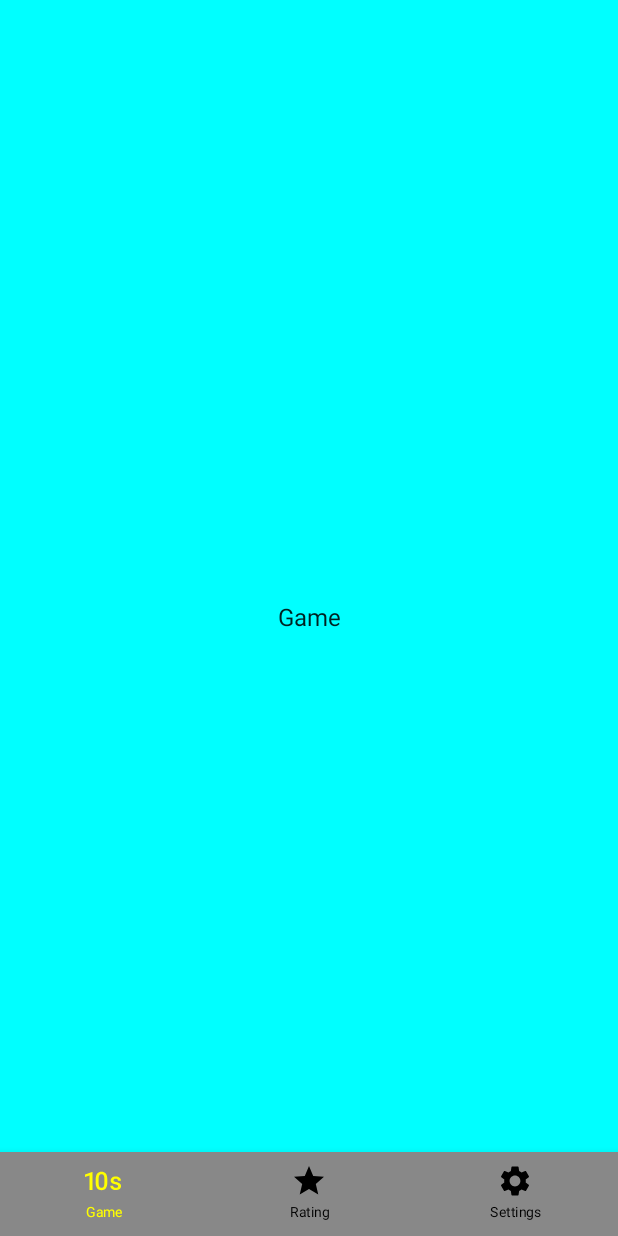
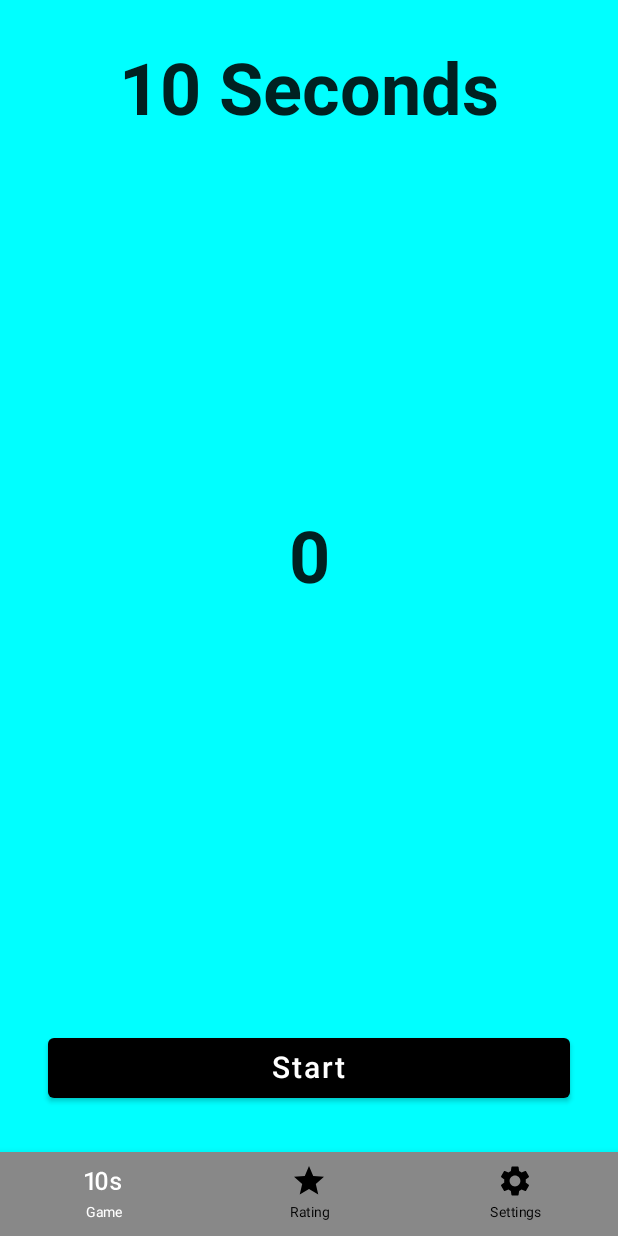
Before and after one commit to fedorov-andrii-andriiovych/10SecondsChallenge-Compose, an Android app built with Jetpack Compose: the GameScreen screen opened through its navigation route, on a phone screen of 412 x 824 dp. Run offline under Robolectric (Android 15) with nearby library versions, the phone set to English and light mode, and no system bars.

Commit message:
add timer

```diff
--- a/app/src/main/java/com/fedorov/andrii/andriiovych/tenseconds/bottomnavigation/BottomNavigation.kt
+++ b/app/src/main/java/com/fedorov/andrii/andriiovych/tenseconds/bottomnavigation/BottomNavigation.kt
@@ -41,7 +41,7 @@ fun BottomNavigation(
                 label = {
                     Text(text = item.title, fontSize = 9.sp)
                 },
-                selectedContentColor = Color.Yellow,
+                selectedContentColor = Color.White,
                 unselectedContentColor = Color.Black
             )
         }
--- a/app/src/main/java/com/fedorov/andrii/andriiovych/tenseconds/bottomnavigation/MainScreen.kt
+++ b/app/src/main/java/com/fedorov/andrii/andriiovych/tenseconds/bottomnavigation/MainScreen.kt
@@ -1,11 +1,14 @@
 package com.fedorov.andrii.andriiovych.tenseconds.bottomnavigation
 
 import android.annotation.SuppressLint
+import androidx.compose.foundation.layout.Box
+import androidx.compose.foundation.layout.padding
 import androidx.compose.material.Scaffold
 import androidx.compose.runtime.Composable
+import androidx.compose.ui.Modifier
 import androidx.navigation.compose.rememberNavController
 
-@SuppressLint("UnusedMaterialScaffoldPaddingParameter")
+
 @Composable
 fun MainScreen() {
     val navController = rememberNavController()
@@ -14,6 +17,9 @@ fun MainScreen() {
             BottomNavigation(navController = navController)
         }
     ) {
-        NavGraph(navHostController = navController)
+        Box(Modifier.padding(bottom = it.calculateBottomPadding())){
+            NavGraph(navHostController = navController)
+        }
+
     }
 }
--- a/app/src/main/java/com/fedorov/andrii/andriiovych/tenseconds/bottomnavigation/screens/GameScreen.kt
+++ b/app/src/main/java/com/fedorov/andrii/andriiovych/tenseconds/bottomnavigation/screens/GameScreen.kt
@@ -1,25 +1,84 @@
 package com.fedorov.andrii.andriiovych.tenseconds.bottomnavigation.screens
 
+import android.util.Log
 import androidx.compose.foundation.background
-import androidx.compose.foundation.layout.Box
-import androidx.compose.foundation.layout.fillMaxSize
-import androidx.compose.foundation.layout.wrapContentHeight
+import androidx.compose.foundation.layout.*
+import androidx.compose.material.Button
+import androidx.compose.material.ButtonColors
+import androidx.compose.material.ButtonDefaults
 import androidx.compose.material.Text
-import androidx.compose.runtime.Composable
+import androidx.compose.runtime.*
+import androidx.compose.ui.Alignment
 import androidx.compose.ui.Modifier
 import androidx.compose.ui.graphics.Color
+import androidx.compose.ui.text.font.FontStyle
+import androidx.compose.ui.text.font.FontWeight
 import androidx.compose.ui.text.style.TextAlign
+import androidx.compose.ui.unit.dp
+import androidx.compose.ui.unit.sp
+import androidx.lifecycle.Lifecycle
+import com.fedorov.andrii.andriiovych.tenseconds.Stopwatch
+import kotlinx.coroutines.delay
+import kotlinx.coroutines.isActive
 
 @Composable
-fun GameScreen(
-) {
-    Box(Modifier.background(Color.Cyan)) {
-        Text(
-            modifier = Modifier
-                .fillMaxSize()
-                .wrapContentHeight(),
-            text = "Game",
-            textAlign = TextAlign.Center
-        )
+fun GameScreen() {
+    var isRunning by remember { mutableStateOf(false) }
+    var elapsedTime by remember { mutableStateOf(0L) }
+
+    Box(
+        Modifier
+            .background(Color.Cyan)
+            .fillMaxSize()
+    ) {
+
+        Column(
+            Modifier.fillMaxSize(),
+            verticalArrangement = Arrangement.SpaceBetween,
+            horizontalAlignment = Alignment.CenterHorizontally
+        ) {
+            Text(
+                modifier = Modifier
+                    .padding(top = 32.dp)
+                    .wrapContentSize(),
+                text = "10 Seconds",
+                textAlign = TextAlign.Center,
+                fontSize = 48.sp,
+                fontWeight = FontWeight.Bold
+            )
+            Text(
+                modifier = Modifier
+                    .wrapContentSize(),
+                text = elapsedTime.toString(),
+                textAlign = TextAlign.Center,
+                fontSize = 48.sp,
+                fontWeight = FontWeight.Bold
+            )
+
+            Button(
+                onClick = {
+                    isRunning = !isRunning
+                },
+                colors = ButtonDefaults.buttonColors(Color.Black),
+                modifier = Modifier
+                    .padding(32.dp)
+                    .fillMaxWidth()
+            ) {
+                Text(
+                    text = if (isRunning) "Stop" else "Start",
+                    fontSize = 20.sp,
+                    color = Color.White
+                )
+            }
+        }
+    }
+    LaunchedEffect(isRunning) {
+        val startTime = System.nanoTime()
+        while (true) {
+            if (isRunning) {
+                elapsedTime = System.nanoTime() - startTime
+            }
+            delay(10)
+        }
     }
 }
```
Also changed, not shown: app/src/main/java/com/fedorov/andrii/andriiovych/tenseconds/StopWatch.kt (added, +20 -0 lines), app/src/main/java/com/fedorov/andrii/andriiovych/tenseconds/test.kt (added, +17 -0 lines).
